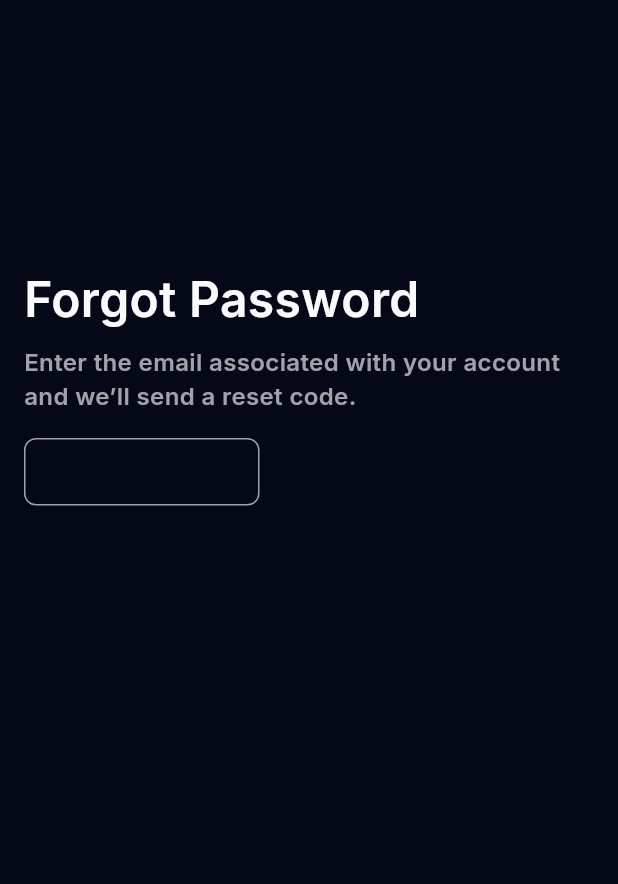
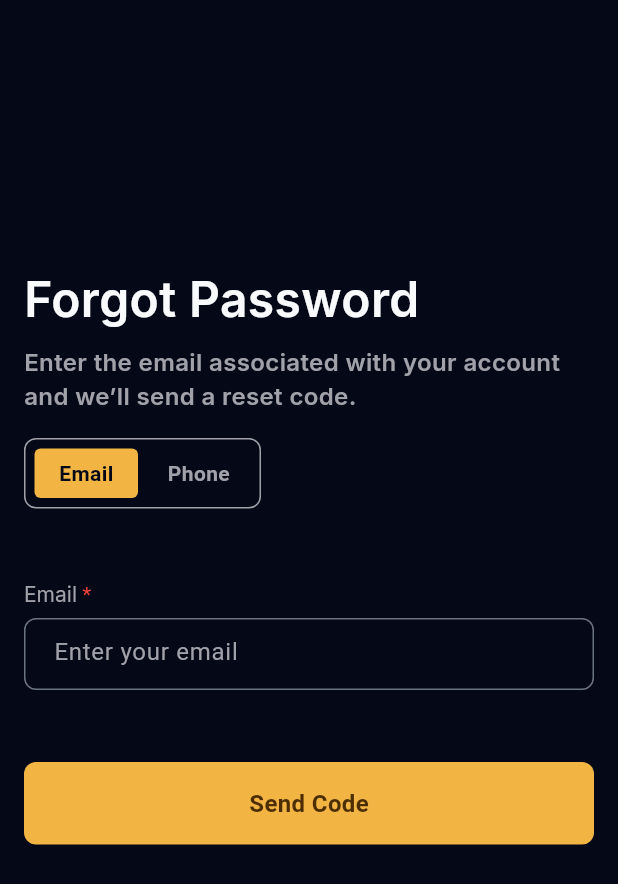
Before and after one commit to AvijitDasAvi/Vyrro, a Flutter app: the ForgotPasswordScreen screen opened by its route, on a phone screen of 412 x 824 dp. Shown: the top 884 px of the screen. Run offline on Flutter 3.47's test engine with Material 3 defaults, Android fonts, the light colour scheme and no system bars; our stand-ins replace flutter_easyloading, get, google_fonts.

Commit message:
Complete forget password screen.

```diff
--- a/lib/features/auth/forgot/controller/forgot_controller.dart
+++ b/lib/features/auth/forgot/controller/forgot_controller.dart
@@ -1,3 +1,13 @@
 import 'package:get/get.dart';
 
-class ForgotController extends GetxController {}
+class ForgotController extends GetxController {
+  final RxBool isEmailSelected = true.obs;
+
+  void selectEmail() {
+    isEmailSelected.value = true;
+  }
+
+  void selectPhone() {
+    isEmailSelected.value = false;
+  }
+}
--- a/lib/features/auth/forgot/screen/forgot_password_screen.dart
+++ b/lib/features/auth/forgot/screen/forgot_password_screen.dart
@@ -1,9 +1,16 @@
 import 'package:flutter/material.dart';
+import 'package:galaxybooking/features/auth/forgot/controller/forgot_controller.dart';
+import 'package:get/get.dart';
 import 'package:galaxybooking/core/common/constants/app_colors.dart';
+import 'package:galaxybooking/core/common/widgets/custom_button.dart';
+import 'package:galaxybooking/core/common/widgets/custom_text_form_field.dart';
 import 'package:galaxybooking/core/style/get_text_style.dart';
 
+// Don't forget to initialize the controller
 class ForgotPasswordScreen extends StatelessWidget {
-  const ForgotPasswordScreen({super.key});
+  ForgotPasswordScreen({super.key});
+
+  final ForgotController controller = Get.put(ForgotController());
 
   @override
   Widget build(BuildContext context) {
@@ -33,14 +40,114 @@ class ForgotPasswordScreen extends StatelessWidget {
                 color: AppColors.secondaryTextColor,
               ),
             ),
-            SizedBox(height: 16),
-            Container(
-              height: 45,
-              width: 157,
-              decoration: BoxDecoration(
-                borderRadius: BorderRadius.circular(8),
-                border: Border.all(color: AppColors.secondaryTextColor),
+            const SizedBox(height: 16),
+
+            // Tab selector with smooth color transition
+            Obx(
+              () => Container(
+                padding: const EdgeInsets.all(6),
+                decoration: BoxDecoration(
+                  borderRadius: BorderRadius.circular(8),
+                  border: Border.all(color: AppColors.secondaryTextColor),
+                ),
+                child: Row(
+                  mainAxisSize: MainAxisSize.min,
+                  children: [
+                    // Email tab
+                    GestureDetector(
+                      onTap: controller.selectEmail,
+                      child: AnimatedContainer(
+                        duration: const Duration(milliseconds: 300),
+                        curve: Curves.easeInOut,
+                        height: 33,
+                        width: 69,
+                        decoration: BoxDecoration(
+                          color: controller.isEmailSelected.value
+                              ? AppColors.buttonColor
+                              : AppColors.primaryBackground,
+                          borderRadius: BorderRadius.circular(4),
+                        ),
+                        child: Center(
+                          child: Text(
+                            'Email',
+                            style: TextStyle(
+                              fontWeight: FontWeight.w600,
+                              color: controller.isEmailSelected.value
+                                  ? AppColors.primaryBackground
+                                  : AppColors.secondaryTextColor,
+                              fontSize: 14,
+                            ),
+                          ),
+                        ),
+                      ),
+                    ),
+                    const SizedBox(width: 6),
+
+                    // Phone tab
+                    GestureDetector(
+                      onTap: controller.selectPhone,
+                      child: AnimatedContainer(
+                        duration: const Duration(milliseconds: 300),
+                        curve: Curves.easeInOut,
+                        height: 33,
+                        width: 69,
+                        decoration: BoxDecoration(
+                          color: !controller.isEmailSelected.value
+                              ? AppColors.buttonColor
+                              : AppColors.primaryBackground,
+                          borderRadius: BorderRadius.circular(4),
+                        ),
+                        child: Center(
+                          child: Text(
+                            'Phone',
+                            style: TextStyle(
+                              fontWeight: FontWeight.w600,
+                              color: !controller.isEmailSelected.value
+                                  ? AppColors.primaryBackground
+                                  : AppColors.secondaryTextColor,
+                              fontSize: 14,
+                            ),
+                          ),
+                        ),
+                      ),
+                    ),
+                  ],
+                ),
               ),
+            ),
+
+            const SizedBox(height: 48),
+
+            // Animated field label & hint change
+            Obx(
+              () => AnimatedSwitcher(
+                duration: const Duration(milliseconds: 350),
+                transitionBuilder: (Widget child, Animation<double> animation) {
+                  return FadeTransition(opacity: animation, child: child);
+                },
+                child: CustomTextFormField(
+                  key: ValueKey<bool>(controller.isEmailSelected.value),
+                  label: controller.isEmailSelected.value ? 'Email' : 'Phone',
+                  hintText: controller.isEmailSelected.value
+                      ? 'Enter your email'
+                      : 'Enter your phone number',
+                  isRequired: true,
+                  // You can add keyboardType later:
+                  // keyboardType: controller.isEmailSelected.value
+                  //     ? TextInputType.emailAddress
+                  //     : TextInputType.phone,
+                ),
+              ),
+            ),
+
+            const SizedBox(height: 48),
+
+            CustomButton(
+              title: 'Send Code',
+              onTap: () {
+                // TODO: implement send logic
+                // You can check controller.isEmailSelected.value here
+              },
             ),
           ],
         ),
```
